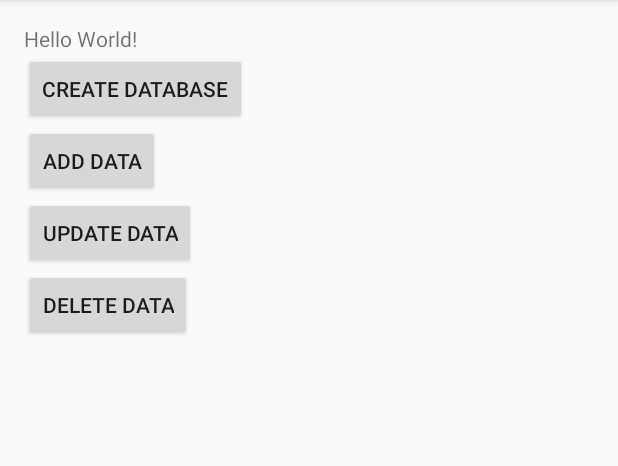
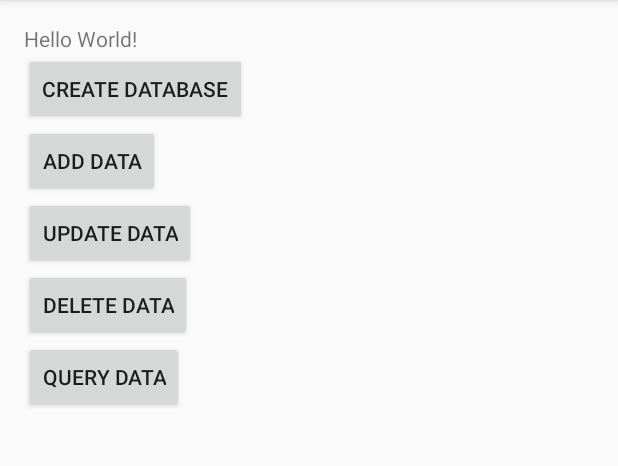
Before and after one commit to hcz017/SQLite_Test, an Android app: the screen it shows after launch (MainActivity), on a phone screen of 412 x 824 dp, the part 84-550 px from its top. Run offline under Robolectric (Android 15) with nearby library versions, the phone set to English and light mode, and no system bars.

Commit message:
query data

```diff
--- a/app/src/main/res/layout/activity_main.xml
+++ b/app/src/main/res/layout/activity_main.xml
@@ -46,4 +46,12 @@
         android:layout_height="wrap_content"
         android:layout_below="@+id/update_data"
         android:id="@+id/delete_data" />
+
+    <Button
+        android:text="Query data"
+        android:layout_width="wrap_content"
+        android:layout_height="wrap_content"
+        android:layout_below="@+id/delete_data"
+        android:layout_alignParentStart="true"
+        android:id="@+id/query_data" />
 </RelativeLayout>
```
Also changed, not shown: app/src/main/java/com/example/admin/sqlite_test/MainActivity.java (+25 -1 lines).
